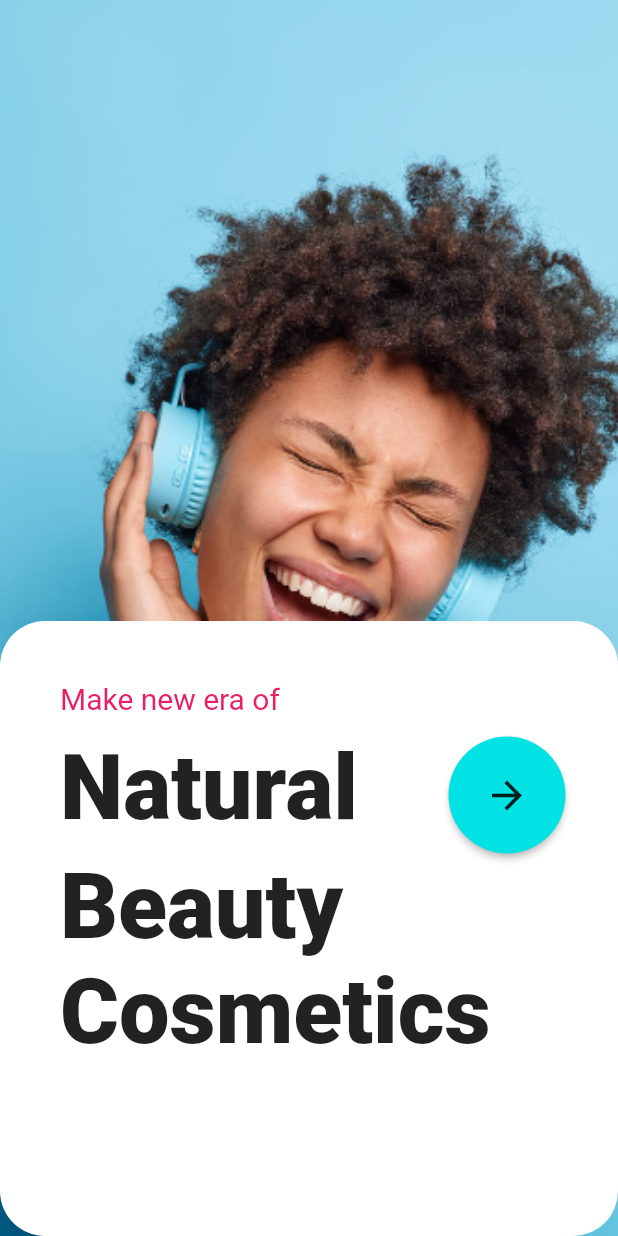
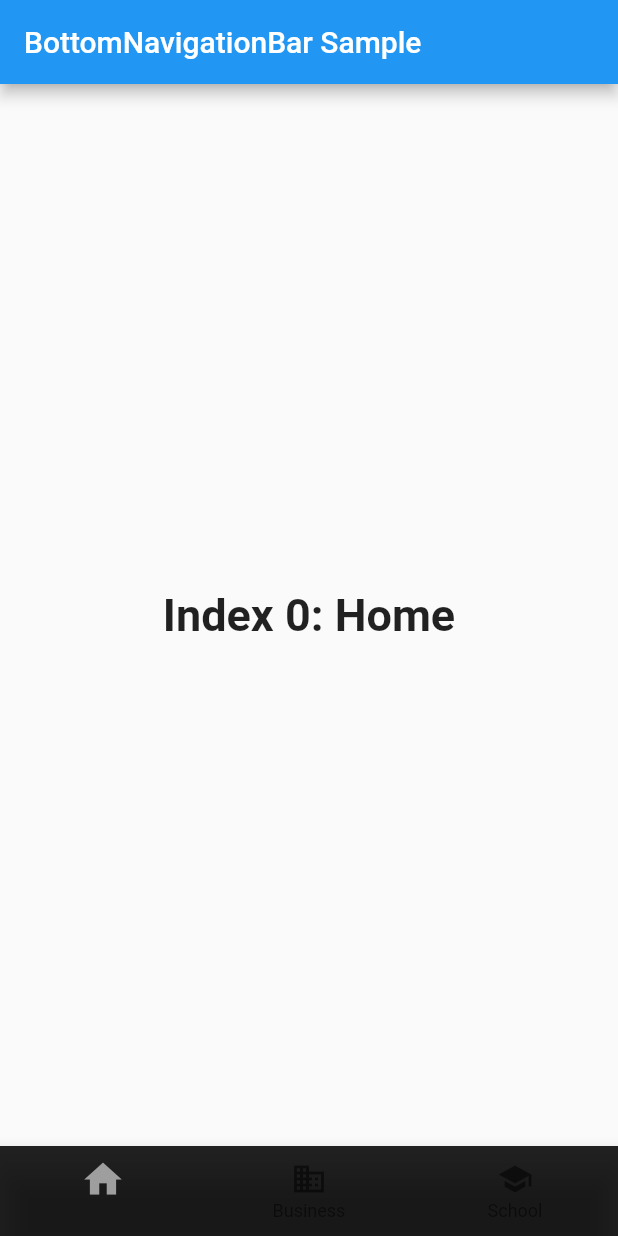
Before and after one commit to naveensinghp/flutter_eshop, a Flutter app: the screen it shows after launch, after a tap on the "arrow forward" icon, on a phone screen of 412 x 824 dp. Run offline on Flutter 3.47's test engine with Material 2 defaults, Android fonts, the phone set to English and light mode, and no system bars.

Commit message:
Worked on SecondPage Screen

```diff
--- a/lib/homepage.dart
+++ b/lib/homepage.dart
@@ -1,5 +1,6 @@
 import 'package:flutter/material.dart';
 import 'package:flutter_eshop/colors.dart' as color;
+import 'package:flutter_eshop/secondpage.dart';
 //import 'package:flutter_eshop/homepagecard.dart';
 
 class MyHomePage extends StatefulWidget {
@@ -55,9 +56,11 @@
                     Expanded(child: Container()),
                     Container(
                       padding: const EdgeInsets.only(right: 25,),
-                      margin: const EdgeInsets.only(top: 10),
+                      //margin: const EdgeInsets.only(top: 10),
                       child: ElevatedButton(
-                        onPressed: () {},
+                        onPressed: () {
+                          _navigateToNextScreen(context);
+                        },
                         child: const Icon(
                           Icons.arrow_forward,
                           color: Colors.black87,
@@ -93,4 +96,8 @@
       ),
     );
   }
+
+  void _navigateToNextScreen(BuildContext context) {
+    Navigator.of(context).push(MaterialPageRoute(builder: (context) => const ProductPage()));
+  }
 }
--- /dev/null
+++ b/lib/secondpage.dart
@@ -0,0 +1,93 @@
+import 'package:flutter/material.dart';
+
+void main() => runApp(const ProductPage());
+
+/// This is the main application widget.
+class ProductPage extends StatelessWidget {
+  const ProductPage({Key? key}) : super(key: key);
+
+  static const String _title = 'Flutter Code Sample';
+
+  @override
+  Widget build(BuildContext context) {
+    return const MaterialApp(
+      title: _title,
+      home: MyStatefulWidget(),
+    );
+  }
+}
+
+/// This is the stateful widget that the main application instantiates.
+class MyStatefulWidget extends StatefulWidget {
+  const MyStatefulWidget({Key? key}) : super(key: key);
+
+  @override
+  State<MyStatefulWidget> createState() => _MyStatefulWidgetState();
+}
+
+/// This is the private State class that goes with MyStatefulWidget.
+class _MyStatefulWidgetState extends State<MyStatefulWidget> {
+  int _selectedIndex = 0;
+  static const TextStyle optionStyle =
+      TextStyle(fontSize: 30, fontWeight: FontWeight.bold);
+  static const List<Widget> _widgetOptions = <Widget>[
+    Text(
+      'Index 0: Home',
+      style: optionStyle,
+    ),
+    Text(
+      'Index 1: Business',
+      style: optionStyle,
+    ),
+    Text(
+      'Index 2: School',
+      style: optionStyle,
+    ),
+  ];
+
+  void _onItemTapped(int index) {
+    setState(() {
+      _selectedIndex = index;
+    });
+  }
+
+  @override
+  Widget build(BuildContext context) {
+    return Scaffold(
+      appBar: AppBar(
+        title: const Text('BottomNavigationBar Sample'),
+      ),
+      body: Center(
+        child: _widgetOptions.elementAt(_selectedIndex),
+      ),
+      bottomNavigationBar: BottomNavigationBar(
+        backgroundColor: Colors.black87,
+        items: const <BottomNavigationBarItem>[
+          BottomNavigationBarItem(
+            icon: Icon(
+              Icons.home,
+               color: Colors.grey,
+               size: 30,
+              ),
+            label: '',
+          ),
+          BottomNavigationBarItem(
+            icon: Icon(
+              Icons.business,
+               //color: Colors.grey,
+
+              ),
+            label: 'Business',
+          ),
+          BottomNavigationBarItem(
+            icon: Icon(Icons.school),
+            label: 'School',
+          ),
+        ],
+        currentIndex: _selectedIndex,
+        selectedItemColor: const Color(0xff00e2e3),
+        onTap: _onItemTapped,
+      ),
+    );
+  }
+}
```
Also changed, not shown: lib/homepagecard.dart (deleted, +0 -163 lines).
